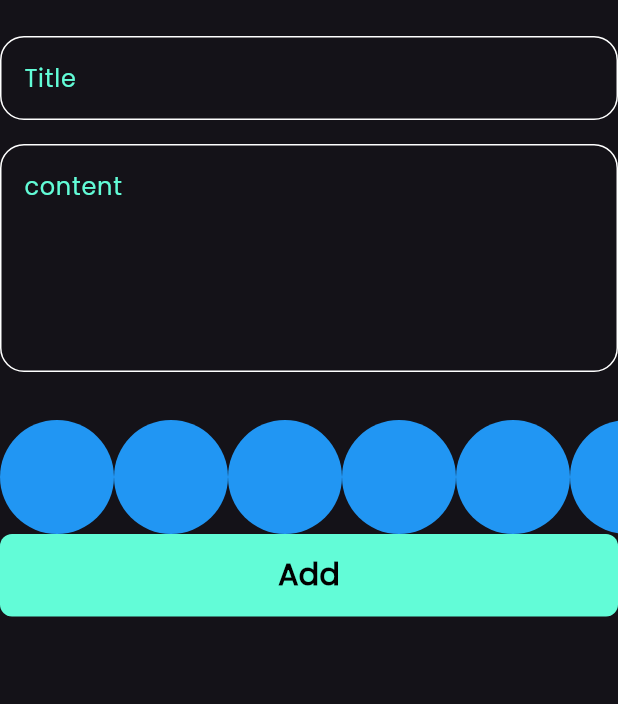
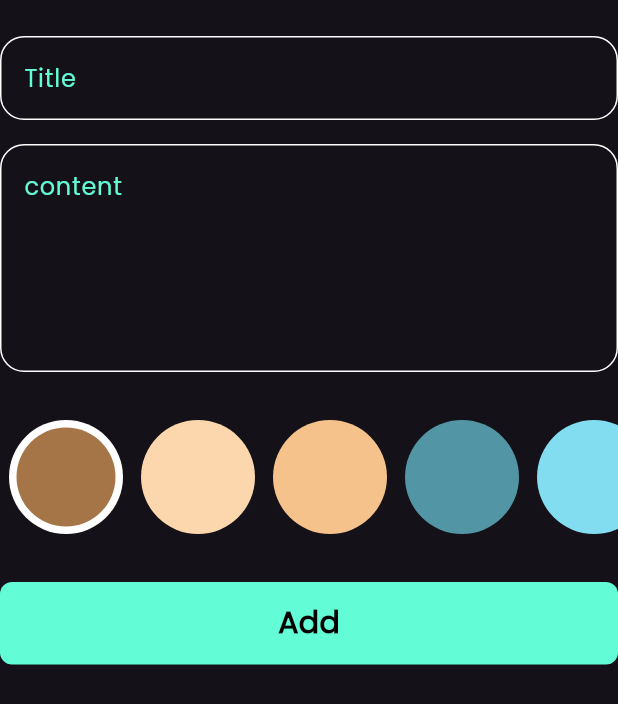
Before and after one commit to lobnanady2002/notes_app, a Flutter app: the AddNotesForm widget shown alone on an empty page, opened directly, on a phone screen of 412 x 824 dp. Shown: the top 704 px of the screen. Run offline on Flutter 3.47's test engine with Material 3 defaults, Android fonts, the phone set to English and light mode, and no system bars; our stand-ins replace bloc, flutter_bloc, font_awesome_flutter, hive, hive_flutter; accounts and stored records are empty.

Commit message:
create colors list view part two

```diff
--- a/lib/widgets/add_note_form.dart
+++ b/lib/widgets/add_note_form.dart
@@ -54,6 +54,9 @@ class _AddNotesFormState extends State<AddNotesForm> {
             height: 32,
           ),
           ColorsListView(),
+          SizedBox(
+            height: 32,
+          ),
           BlocBuilder<AddNotesCubit, AddNotesState>(
             builder: (context, state) {
               return CustomButton(
--- a/lib/widgets/colors_list_view.dart
+++ b/lib/widgets/colors_list_view.dart
@@ -1,31 +1,65 @@
 import 'package:flutter/material.dart';
 
-class ColorsListView extends StatelessWidget {
+class ColorItem extends StatelessWidget {
+  const ColorItem({super.key, required this.isActive, required this.color,});
+  final bool isActive;
+  final Color color;
+  @override
+  Widget build(BuildContext context) {
+    return isActive ? CircleAvatar(
+      radius: 38,
+      backgroundColor: Colors.white,
+      child: CircleAvatar(
+        radius: 33,
+        backgroundColor: color,),
+    )
+        : CircleAvatar(
+      radius: 38,
+      backgroundColor: color,
+    );
+  }
+}
+
+
+class ColorsListView extends StatefulWidget {
   const ColorsListView({super.key});
 
+  @override
+  State<ColorsListView> createState() => _ColorsListViewState();
+}
+
+class _ColorsListViewState extends State<ColorsListView> {
+  int currentIndex = 0;
+  List<Color> colors=[
+    Color(0xffA57548),
+    Color(0xffFCD7AD),
+    Color(0xffF6C28B),
+    Color(0xff5296A5),
+    Color(0xff82DDF0),
+  ];
   @override
   Widget build(BuildContext context) {
     return SizedBox(
       height: 38 * 2,
       child: ListView.builder(
-        itemCount: 10,
+        itemCount: colors.length,
           scrollDirection: Axis.horizontal,
           itemBuilder: (context,index){
-            return ColorItem();
+            return Padding(
+              padding: const EdgeInsets.symmetric(horizontal: 6),
+              child: GestureDetector(
+                onTap: (){
+                  currentIndex=index;
+                  setState(() {});
+                },
+                child: ColorItem(
+                  isActive: currentIndex == index,
+                  color: colors[index],
+                ),
+              ),
+            );
       }
       ),
     );
   }
 }
-
-
-class ColorItem extends StatelessWidget {
-  const ColorItem({super.key});
-  @override
-  Widget build(BuildContext context) {
-    return  CircleAvatar(
-      radius: 38,
-      backgroundColor: Colors.blue,
-    );
-  }
-}
```
